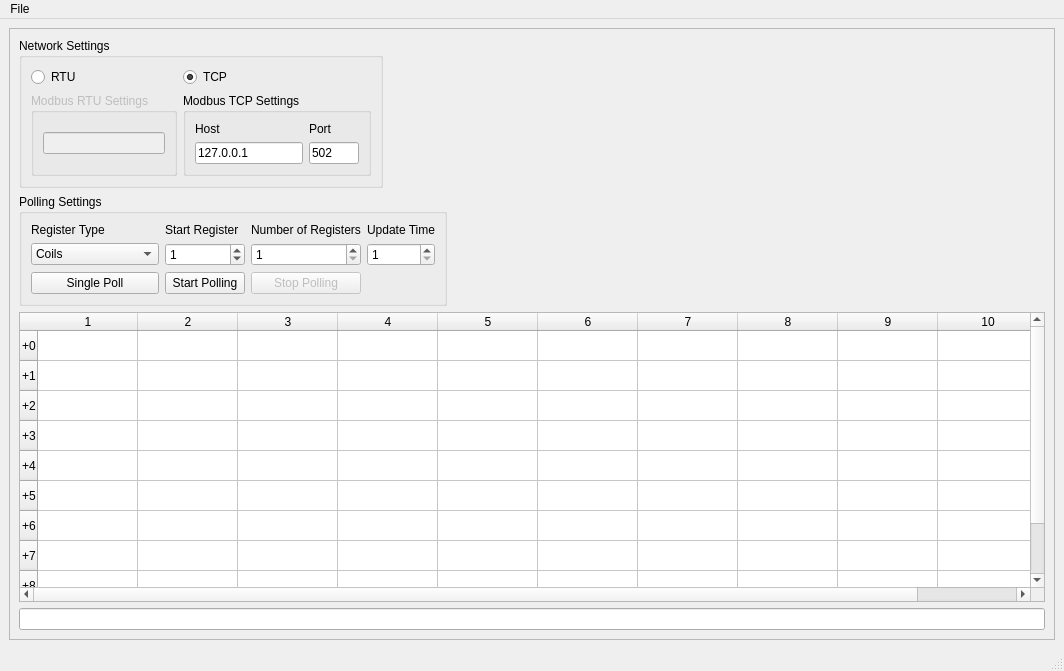
Before: the Qt Designer form ui_files/modbus_visualizer.ui in AlexEshoo/modbus_visualizer, drawn with Qt 5.
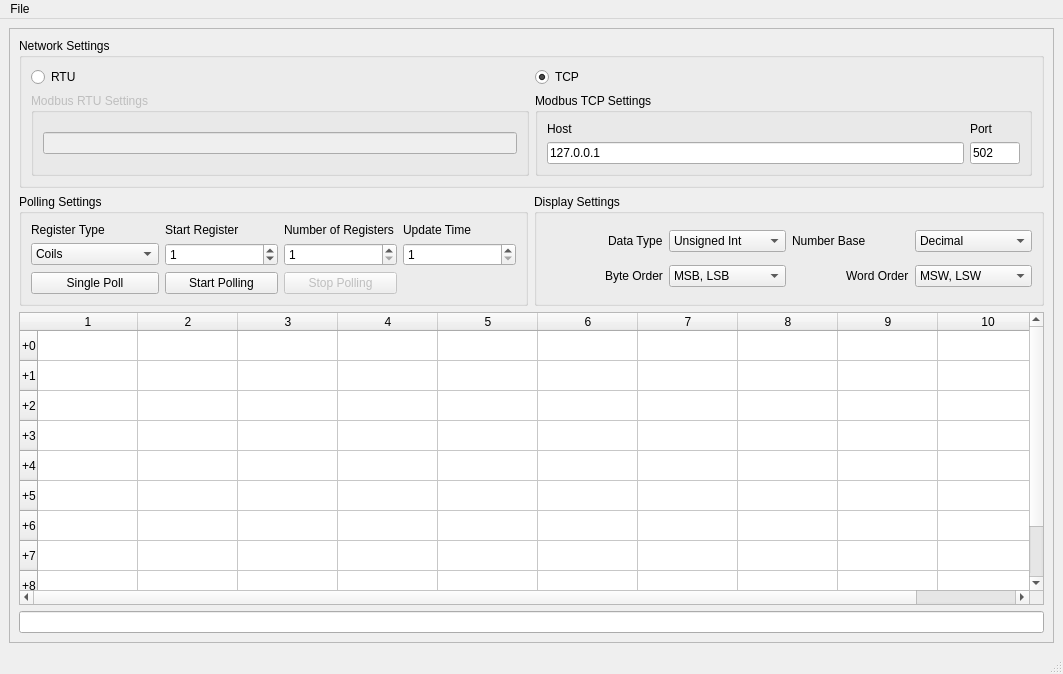
After: the same form once the commit is applied.

What changed in the file:
```diff
--- a/ui_files/modbus_visualizer.ui
+++ b/ui_files/modbus_visualizer.ui
@@ -6,12 +6,12 @@
    <rect>
     <x>0</x>
     <y>0</y>
-    <width>1064</width>
-    <height>671</height>
+    <width>1063</width>
+    <height>674</height>
    </rect>
   </property>
   <property name="sizePolicy">
-   <sizepolicy hsizetype="Preferred" vsizetype="Preferred">
+   <sizepolicy hsizetype="Maximum" vsizetype="Maximum">
     <horstretch>0</horstretch>
     <verstretch>0</verstretch>
    </sizepolicy>
@@ -19,9 +19,15 @@
   <property name="windowTitle">
    <string>MainWindow</string>
   </property>
+  <property name="tabShape">
+   <enum>QTabWidget::Rounded</enum>
+  </property>
+  <property name="dockNestingEnabled">
+   <bool>false</bool>
+  </property>
   <widget class="QWidget" name="centralwidget">
    <layout class="QGridLayout" name="gridLayout">
-    <item row="0" column="0">
+    <item row="0" column="1" alignment="Qt::AlignLeft|Qt::AlignTop">
      <widget class="QFrame" name="mainFrame">
       <property name="sizePolicy">
        <sizepolicy hsizetype="Maximum" vsizetype="Maximum">
@@ -36,20 +42,10 @@
        <enum>QFrame::Raised</enum>
       </property>
       <layout class="QGridLayout" name="gridLayout_3">
-       <item row="4" column="0">
-        <widget class="QLineEdit" name="consoleLineEdit">
-         <property name="enabled">
-          <bool>true</bool>
-         </property>
-         <property name="readOnly">
-          <bool>true</bool>
-         </property>
-        </widget>
-       </item>
        <item row="2" column="0">
         <widget class="QGroupBox" name="pollingSettingsGroupBox">
          <property name="sizePolicy">
-          <sizepolicy hsizetype="Maximum" vsizetype="Maximum">
+          <sizepolicy hsizetype="Preferred" vsizetype="Preferred">
            <horstretch>0</horstretch>
            <verstretch>0</verstretch>
           </sizepolicy>
@@ -218,7 +214,7 @@
          </layout>
         </widget>
        </item>
-       <item row="3" column="0">
+       <item row="3" column="0" colspan="2">
         <widget class="QTableWidget" name="pollTable">
          <property name="enabled">
           <bool>true</bool>
@@ -370,10 +366,180 @@
          </column>
         </widget>
        </item>
-       <item row="0" column="0">
+       <item row="4" column="0" colspan="2">
+        <widget class="QLineEdit" name="consoleLineEdit">
+         <property name="enabled">
+          <bool>true</bool>
+         </property>
+         <property name="readOnly">
+          <bool>true</bool>
+         </property>
+        </widget>
+       </item>
+       <item row="2" column="1">
+        <widget class="QGroupBox" name="displaySettingsGroupBox">
+         <property name="sizePolicy">
+          <sizepolicy hsizetype="Preferred" vsizetype="Preferred">
+           <horstretch>0</horstretch>
+           <verstretch>0</verstretch>
+          </sizepolicy>
+         </property>
+         <property name="title">
+          <string>Display Settings</string>
+         </property>
+         <layout class="QGridLayout" name="gridLayout_7">
+          <item row="1" column="3">
+           <widget class="QComboBox" name="wordEndianessComboBox">
+            <property name="sizePolicy">
+             <sizepolicy hsizetype="Minimum" vsizetype="Fixed">
+              <horstretch>0</horstretch>
+              <verstretch>0</verstretch>
+             </sizepolicy>
+            </property>
+            <item>
+             <property name="text">
+              <string>MSW, LSW</string>
+             </property>
+            </item>
+            <item>
+             <property name="text">
+              <string>LSW, MSW</string>
+             </property>
+            </item>
+           </widget>
+          </item>
+          <item row="1" column="1">
+           <widget class="QComboBox" name="byteEndianessComboBox">
+            <property name="sizePolicy">
+             <sizepolicy hsizetype="Minimum" vsizetype="Fixed">
+              <horstretch>0</horstretch>
+              <verstretch>0</verstretch>
+             </sizepolicy>
+            </property>
+            <item>
+             <property name="text">
+              <string>MSB, LSB</string>
+             </property>
+            </item>
+            <item>
+             <property name="text">
+              <string>LSB, MSB</string>
+             </property>
+            </item>
+           </widget>
+          </item>
+          <item row="0" column="1">
+           <widget class="QComboBox" name="dataTypeComboBox">
+            <property name="sizePolicy">
+             <sizepolicy hsizetype="Minimum" vsizetype="Fixed">
+              <horstretch>0</horstretch>
+              <verstretch>0</verstretch>
+             </sizepolicy>
+            </property>
+            <item>
+             <property name="text">
+              <string>Unsigned Int</string>
+             </property>
+            </item>
+            <item>
+             <property name="text">
+              <string>Signed Int</string>
+             </property>
+            </item>
+            <item>
+             <property name="text">
+              <string>Float</string>
+             </property>
+            </item>
+            <item>
+             <property name="text">
+              <string>Unsigned Long</string>
+             </property>
+            </item>
+            <item>
+             <property name="text">
+              <string>Signed Long</string>
+             </property>
+            </item>
+           </widget>
+          </item>
+          <item row="1" column="0" alignment="Qt::AlignRight">
+           <widget class="QLabel" name="byteEndiannessLabel">
+            <property name="sizePolicy">
+             <sizepolicy hsizetype="Minimum" vsizetype="Preferred">
+              <horstretch>0</horstretch>
+              <verstretch>0</verstretch>
+             </sizepolicy>
+            </property>
+            <property name="text">
+             <string>Byte Order</string>
+            </property>
+           </widget>
+          </item>
+          <item row="0" column="0" alignment="Qt::AlignRight">
+           <widget class="QLabel" name="dataTypeLabel">
+            <property name="sizePolicy">
+             <sizepolicy hsizetype="Minimum" vsizetype="Preferred">
+              <horstretch>0</horstretch>
+              <verstretch>0</verstretch>
+             </sizepolicy>
+            </property>
+            <property name="text">
+             <string>Data Type</string>
+            </property>
+           </widget>
+          </item>
+          <item row="1" column="2" alignment="Qt::AlignRight">
+           <widget class="QLabel" name="wordEndiannessLabel">
+            <property name="sizePolicy">
+             <sizepolicy hsizetype="Minimum" vsizetype="Preferred">
+              <horstretch>0</horstretch>
+              <verstretch>0</verstretch>
+             </sizepolicy>
+            </property>
+            <property name="text">
+             <string>Word Order</string>
+            </property>
+           </widget>
+          </item>
+          <item row="0" column="2">
+           <widget class="QLabel" name="label">
+            <property name="text">
+             <string>Number Base</string>
+            </property>
+           </widget>
+          </item>
+          <item row="0" column="3">
+           <widget class="QComboBox" name="comboBox">
+            <item>
+             <property name="text">
+              <string>Decimal</string>
+             </property>
+            </item>
+            <item>
+             <property name="text">
+              <string>Hexadecimal</string>
+             </property>
+            </item>
+            <item>
+             <property name="text">
+              <string>Binary</string>
+             </property>
+            </item>
+            <item>
+             <property name="text">
+              <string>Octal</string>
+             </property>
+            </item>
+           </widget>
+          </item>
+         </layout>
+        </widget>
+       </item>
+       <item row="0" column="0" colspan="2">
         <widget class="QGroupBox" name="networkSettingsGroupBox">
          <property name="sizePolicy">
-          <sizepolicy hsizetype="Maximum" vsizetype="Maximum">
+          <sizepolicy hsizetype="Minimum" vsizetype="Maximum">
            <horstretch>0</horstretch>
            <verstretch>0</verstretch>
           </sizepolicy>
@@ -384,6 +550,12 @@
          <layout class="QGridLayout" name="gridLayout_5">
           <item row="0" column="0">
            <widget class="QRadioButton" name="rtuRadioButton">
+            <property name="sizePolicy">
+             <sizepolicy hsizetype="Preferred" vsizetype="Fixed">
+              <horstretch>0</horstretch>
+              <verstretch>0</verstretch>
+             </sizepolicy>
+            </property>
             <property name="text">
              <string>RTU</string>
             </property>
@@ -391,6 +563,12 @@
           </item>
           <item row="0" column="1">
            <widget class="QRadioButton" name="tcpRadioButton">
+            <property name="sizePolicy">
+             <sizepolicy hsizetype="Preferred" vsizetype="Fixed">
+              <horstretch>0</horstretch>
+              <verstretch>0</verstretch>
+             </sizepolicy>
+            </property>
             <property name="text">
              <string>TCP</string>
             </property>
@@ -419,6 +597,12 @@
             <property name="enabled">
              <bool>true</bool>
             </property>
+            <property name="sizePolicy">
+             <sizepolicy hsizetype="Preferred" vsizetype="Preferred">
+              <horstretch>0</horstretch>
+              <verstretch>0</verstretch>
+             </sizepolicy>
+            </property>
             <property name="title">
              <string>Modbus TCP Settings</string>
             </property>
@@ -479,7 +663,7 @@
     <rect>
      <x>0</x>
      <y>0</y>
-     <width>1064</width>
+     <width>1063</width>
      <height>21</height>
     </rect>
    </property>
```
Left out of the diff: 136 changed lines with no effect on the pictures.
